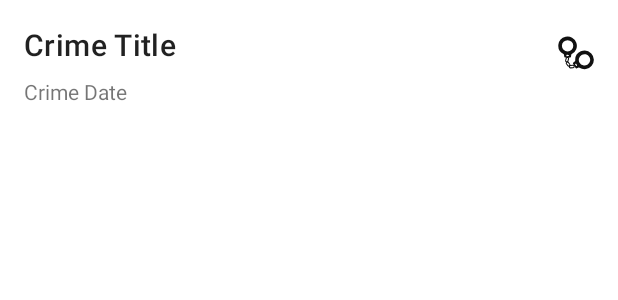
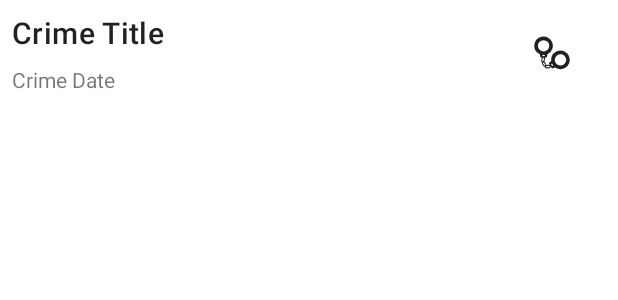
Before and after one commit to USC-nkd007/CriminalIntent, an Android app: the layout list_item_crime.xml on its own in the app's theme, with its tools: preview values and no code run, on a phone screen of 412 x 824 dp. Shown: the top 300 px of the screen. Run offline under Robolectric (Android 15) with nearby library versions, the phone set to English and light mode, and no system bars.

Commit message:
Fix some styling Tweak some spacing New crime button always visible in list

```diff
--- a/app/src/main/java/com/example/criminalintent/CrimeListFragment.kt
+++ b/app/src/main/java/com/example/criminalintent/CrimeListFragment.kt
@@ -89,18 +89,16 @@ class CrimeListFragment : Fragment() {
     override fun onViewCreated(view: View, savedInstanceState: Bundle?) {
         super.onViewCreated(view, savedInstanceState)
 
+        binding.listNewCrime.setOnClickListener {
+            showNewCrime()
+        }
+
         viewLifecycleOwner.lifecycleScope.launch {
             viewLifecycleOwner.repeatOnLifecycle(Lifecycle.State.STARTED) {
                 crimeListViewModel.crimes.collect { crimes ->
                     if (crimes.isEmpty()) {
-                        binding.listNewCrime.visibility = View.VISIBLE
                         binding.listNewCrimeHint.visibility = View.VISIBLE
-
-                        binding.listNewCrime.setOnClickListener {
-                            showNewCrime()
-                        }
                     } else {
-                        binding.listNewCrime.visibility = View.INVISIBLE
                         binding.listNewCrimeHint.visibility = View.INVISIBLE
                     }
                     binding.crimeRecyclerView.adapter = CrimeListAdapter(crimes) { crimeId ->
--- a/app/src/main/res/layout-night/list_item_crime.xml
+++ /dev/null
@@ -1,47 +0,0 @@
-<?xml version="1.0" encoding="utf-8"?>
-<androidx.constraintlayout.widget.ConstraintLayout xmlns:android="http://schemas.android.com/apk/res/android"
-    xmlns:app="http://schemas.android.com/apk/res-auto"
-    xmlns:tools="http://schemas.android.com/tools"
-    android:id="@+id/linearLayout"
-    android:layout_width="match_parent"
-    android:layout_height="wrap_content">
-
-
-    <TextView
-        android:id="@+id/crime_title"
-        android:layout_width="0dp"
-        android:layout_height="wrap_content"
-        android:layout_marginStart="16dp"
-        android:layout_marginTop="16dp"
-        android:layout_marginEnd="8dp"
-        android:text="Crime Title"
-        android:textAppearance="?attr/textAppearanceHeadline6"
-        app:layout_constraintEnd_toStartOf="@+id/crime_solved"
-        app:layout_constraintStart_toStartOf="parent"
-        app:layout_constraintTop_toTopOf="parent" />
-
-    <TextView
-        android:id="@+id/crime_date"
-        android:layout_width="0dp"
-        android:layout_height="wrap_content"
-        android:layout_marginStart="16dp"
-        android:layout_marginTop="8dp"
-        android:layout_marginEnd="8dp"
-        android:text="Crime Date"
-        app:layout_constraintEnd_toStartOf="@+id/crime_solved"
-        app:layout_constraintStart_toStartOf="parent"
-        app:layout_constraintTop_toBottomOf="@+id/crime_title" />
-
-    <ImageView
-        android:id="@+id/crime_solved"
-        android:layout_width="wrap_content"
-        android:layout_height="wrap_content"
-        android:layout_marginEnd="16dp"
-        app:tint="#FFFFFF"
-        app:layout_constraintBottom_toBottomOf="parent"
-        app:layout_constraintEnd_toEndOf="parent"
-        app:layout_constraintTop_toTopOf="parent"
-        app:srcCompat="@drawable/ic_solved"
-        tools:src="@drawable/ic_solved" />
-
-</androidx.constraintlayout.widget.ConstraintLayout>
--- a/app/src/main/res/layout/fragment_crime_list.xml
+++ b/app/src/main/res/layout/fragment_crime_list.xml
@@ -21,7 +21,6 @@
         android:layout_marginBottom="16dp"
         android:text="@string/new_crime"
         android:textAppearance="@style/TextAppearance.AppCompat.Body1"
-        android:visibility="invisible"
         app:icon="@drawable/ic_menu_add"
         app:layout_constraintBottom_toBottomOf="parent"
         app:layout_constraintEnd_toEndOf="parent" />
--- a/app/src/main/res/layout/list_item_crime.xml
+++ b/app/src/main/res/layout/list_item_crime.xml
@@ -11,8 +11,8 @@
         android:id="@+id/crime_title"
         android:layout_width="0dp"
         android:layout_height="wrap_content"
-        android:layout_marginStart="16dp"
-        android:layout_marginTop="16dp"
+        android:layout_marginStart="8dp"
+        android:layout_marginTop="8dp"
         android:layout_marginEnd="8dp"
         android:text="Crime Title"
         android:textAppearance="?attr/textAppearanceHeadline6"
@@ -24,10 +24,12 @@
         android:id="@+id/crime_date"
         android:layout_width="0dp"
         android:layout_height="wrap_content"
-        android:layout_marginStart="16dp"
+        android:layout_marginStart="8dp"
         android:layout_marginTop="8dp"
         android:layout_marginEnd="8dp"
+        android:layout_marginBottom="8dp"
         android:text="Crime Date"
+        app:layout_constraintBottom_toBottomOf="parent"
         app:layout_constraintEnd_toStartOf="@+id/crime_solved"
         app:layout_constraintStart_toStartOf="parent"
         app:layout_constraintTop_toBottomOf="@+id/crime_title" />
@@ -36,11 +38,12 @@
         android:id="@+id/crime_solved"
         android:layout_width="wrap_content"
         android:layout_height="wrap_content"
-        android:layout_marginEnd="16dp"
+        android:layout_marginEnd="32dp"
         app:layout_constraintBottom_toBottomOf="parent"
         app:layout_constraintEnd_toEndOf="parent"
         app:layout_constraintTop_toTopOf="parent"
         app:srcCompat="@drawable/ic_solved"
+        app:tint="?android:attr/textColorPrimary"
         tools:src="@drawable/ic_solved" />
 
 </androidx.constraintlayout.widget.ConstraintLayout>
--- a/app/src/main/res/menu/fragment_crime_list.xml
+++ b/app/src/main/res/menu/fragment_crime_list.xml
@@ -5,5 +5,6 @@
         android:id="@+id/new_crime"
         android:icon="@drawable/ic_menu_add"
         android:title="@string/new_crime"
+        app:tint="?android:attr/colorControlNormal"
         app:showAsAction="ifRoom|withText" />
 </menu>
```
